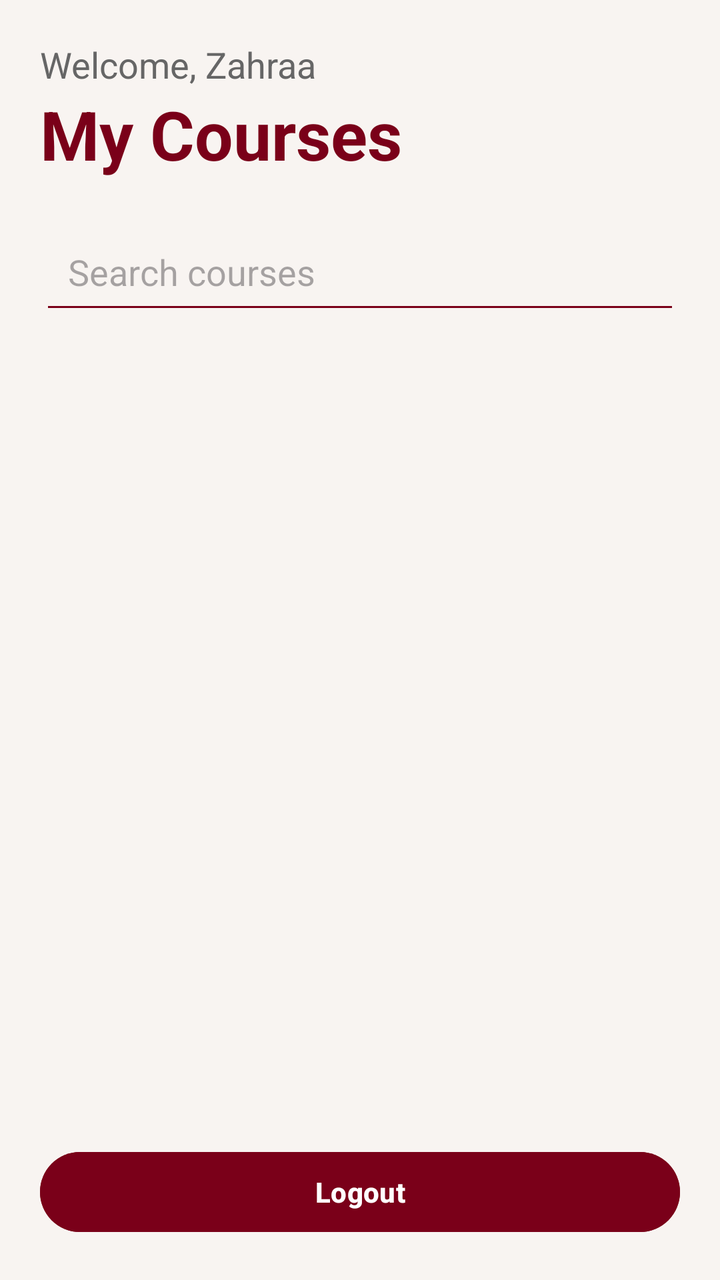
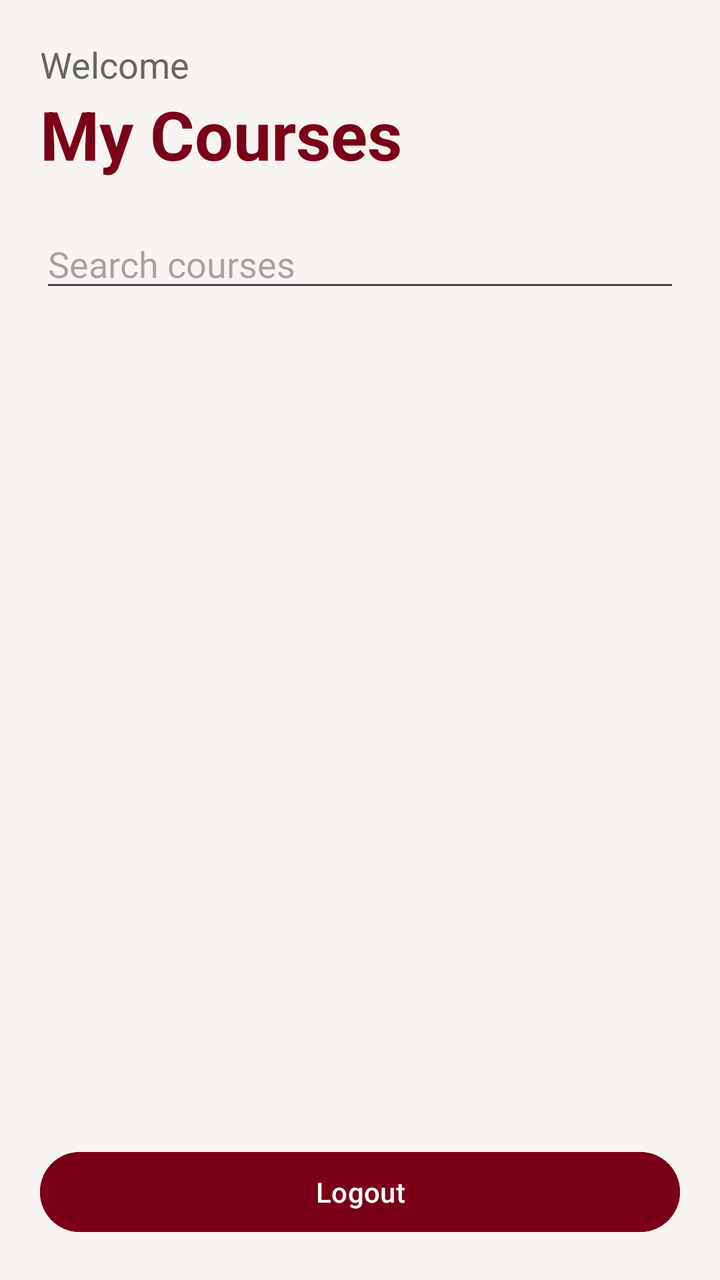

Compare the two renders of this Android layout. The source of the first and the diff that turns it into the second are given below.
<!-- AndroidManifest.xml: application theme Theme.AUBStudyNotesApp -->
<!-- res/layout/activity_courses.xml -->
<?xml version="1.0" encoding="utf-8"?>
<LinearLayout xmlns:android="http://schemas.android.com/apk/res/android"
    android:layout_width="match_parent"
    android:layout_height="match_parent"
    android:orientation="vertical"
    android:padding="20dp"
    android:background="#F8F4F1">

    <TextView
        android:layout_width="wrap_content"
        android:layout_height="wrap_content"
        android:text="Welcome, Zahraa"
        android:textSize="18sp"
        android:textColor="#666666"/>

    <TextView
        android:layout_width="wrap_content"
        android:layout_height="wrap_content"
        android:text="My Courses"
        android:textSize="34sp"
        android:textStyle="bold"
        android:textColor="#7A0019"
        android:layout_marginBottom="20dp"/>

    <EditText
        android:id="@+id/searchBar"
        android:layout_width="match_parent"
        android:layout_height="wrap_content"
        android:hint="Search courses"
        android:padding="14dp"
        android:backgroundTint="#7A0019"
        android:layout_marginBottom="20dp"/>

    <androidx.recyclerview.widget.RecyclerView
        android:id="@+id/recyclerCourses"
        android:layout_width="match_parent"
        android:layout_height="0dp"
        android:layout_weight="1"/>

    <Button
        android:id="@+id/btnLogout"
        android:layout_width="match_parent"
        android:layout_height="wrap_content"
        android:text="Logout"
        android:textStyle="bold"
        android:textColor="#FFFFFF"
        android:backgroundTint="#7A0019"
        android:layout_marginTop="12dp"/>

</LinearLayout>
<!-- resources referenced by this layout -->
<resources>
  <style name="Theme.AUBStudyNotesApp" parent="Base.Theme.AUBStudyNotesApp" />
  <style name="Base.Theme.AUBStudyNotesApp" parent="Theme.Material3.DayNight.NoActionBar">
          
          
      </style>
</resources>

<!-- the commit's change to res/layout/activity_courses.xml (unified diff, before → after) -->
@@ -7,9 +7,10 @@
     android:background="#F8F4F1">
 
     <TextView
+        android:id="@+id/txtWelcome"
         android:layout_width="wrap_content"
         android:layout_height="wrap_content"
-        android:text="Welcome, Zahraa"
+        android:text="Welcome"
         android:textSize="18sp"
         android:textColor="#666666"/>
 
@@ -27,8 +28,6 @@
         android:layout_width="match_parent"
         android:layout_height="wrap_content"
         android:hint="Search courses"
-        android:padding="14dp"
-        android:backgroundTint="#7A0019"
         android:layout_marginBottom="20dp"/>
 
     <androidx.recyclerview.widget.RecyclerView
@@ -42,9 +41,7 @@
         android:layout_width="match_parent"
         android:layout_height="wrap_content"
         android:text="Logout"
-        android:textStyle="bold"
         android:textColor="#FFFFFF"
-        android:backgroundTint="#7A0019"
-        android:layout_marginTop="12dp"/>
+        android:backgroundTint="#7A0019"/>
 
 </LinearLayout>
